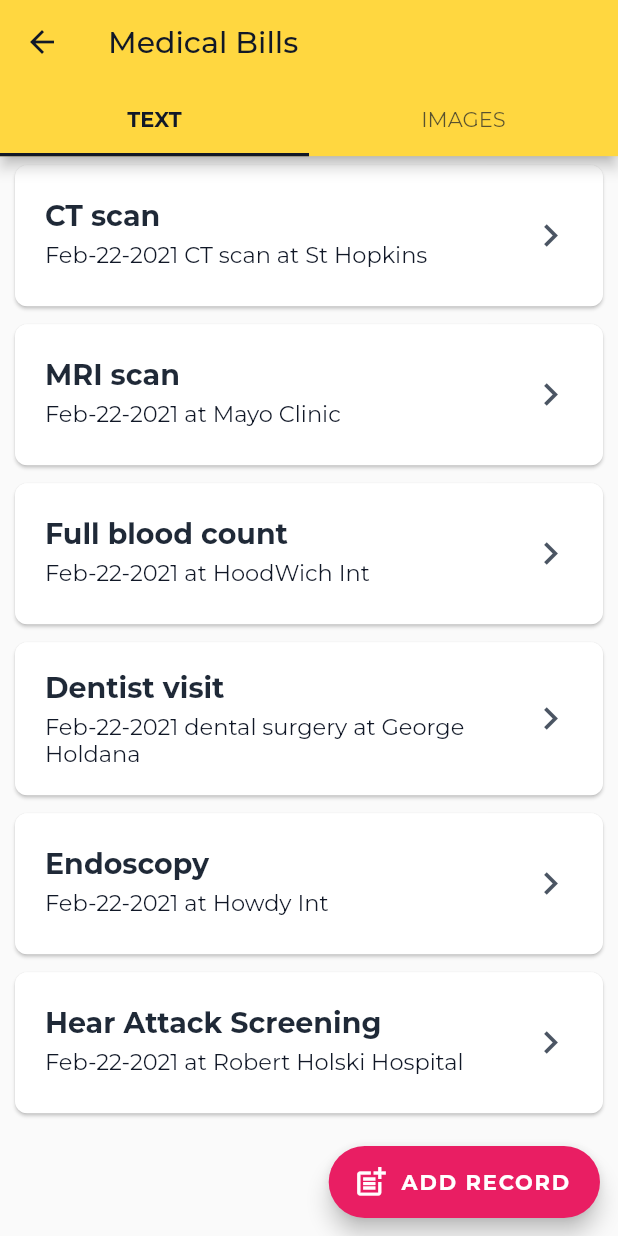
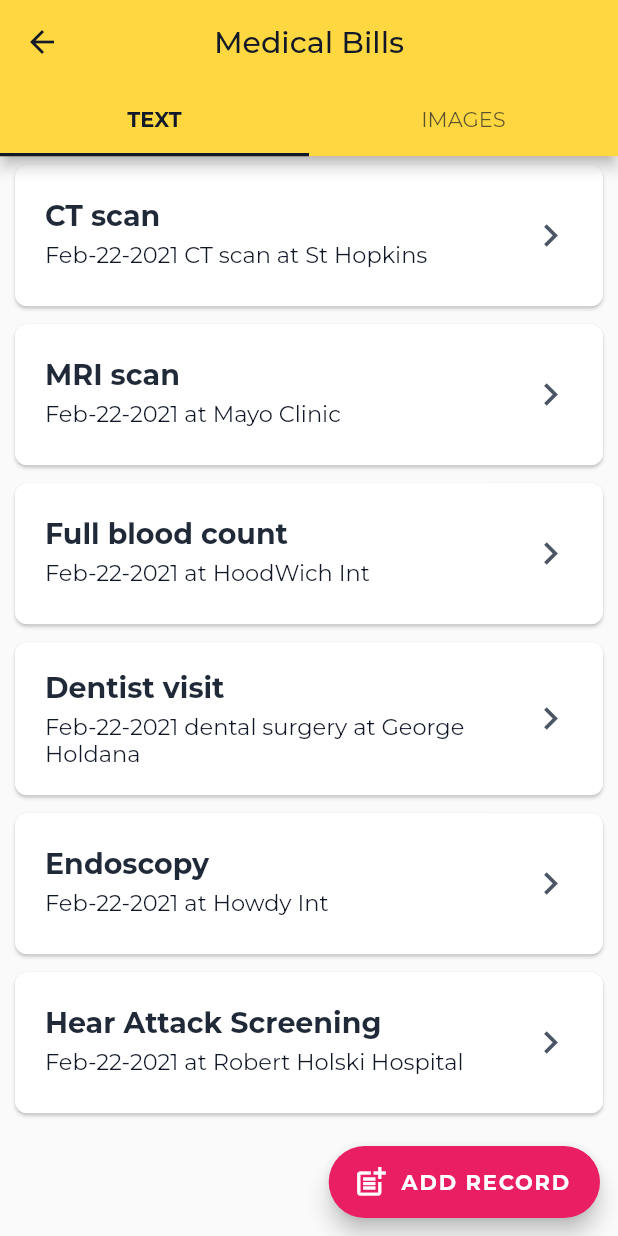
Before and after one commit to gilbertmpanga12/medical-clutter-app, a Flutter app: the screen it shows after launch, after a tap on "Medical bills", on a phone screen of 412 x 824 dp. Run offline on Flutter 3.47's test engine with Material 2 defaults, Android fonts, the phone set to English and light mode, and no system bars; our stand-ins replace google_fonts; missing offline and left inert: bottom_animation; network calls fail.

Commit message:
UPDATE: completed all layouts for medical_bills, screenings and medical_notes

```diff
--- a/lib/models/models.dart
+++ b/lib/models/models.dart
@@ -5,8 +5,10 @@ class ServicesActions {
   String subtitle;
   Widget icon;
   String route;
+  String operationType;
 
-  ServicesActions(this.title, this.subtitle, this.icon, this.route);
+  ServicesActions(
+      this.title, this.subtitle, this.icon, this.route, this.operationType);
 }
 
 class MedicalText {
@@ -15,3 +17,10 @@ class MedicalText {
   String date;
   MedicalText(this.title, this.description, this.date);
 }
+
+class OperationType {
+  String operationType;
+  OperationType(this.operationType);
+}
+
+// Opertions => history | medical_bills | screenings | medical_summaries
--- a/lib/screens/dashboard_screen.dart
+++ b/lib/screens/dashboard_screen.dart
@@ -13,12 +13,16 @@ class _DashboardScreenState extends State<DashboardScreen> {
   Widget build(BuildContext context) {
     const _defaultTextColor = Color(0xff1F2937);
     List<ServicesActions> _cardActions = [
-      ServicesActions("Medical bills", "Allows you to keep track of receipts.",
-          Icon(Icons.monetization_on_rounded), '/medical-bills'),
+      ServicesActions(
+          "Medical bills",
+          "Allows you to keep track of receipts.",
+          Icon(Icons.monetization_on_rounded),
+          '/medical-bills',
+          "medical_bills"),
       ServicesActions("Screenings", "Store tabular data, medical images.",
-          Icon(Icons.biotech), "/screenings"),
+          Icon(Icons.biotech), "/screenings", "screenings"),
       ServicesActions("Doctors notes & summaries", "Store screening summaries.",
-          Icon(Icons.notes_sharp), "/doctors-notes"),
+          Icon(Icons.notes_sharp), "/medical-bills", "medical_summaries"),
     ];
 
     Widget _listServiceActions() {
@@ -48,7 +52,9 @@ class _DashboardScreenState extends State<DashboardScreen> {
                       ),
                     ),
                   ),
-                  onTap: () => Navigator.pushNamed(context, item.route),
+                  onTap: () async => await Navigator.pushNamed(
+                      context, item.route,
+                      arguments: OperationType(item.operationType)),
                 ))
             .toList(),
       );
--- a/lib/screens/medical_bills_screen.dart
+++ b/lib/screens/medical_bills_screen.dart
@@ -2,7 +2,7 @@ import 'package:clutter/screens/text_screen.dart';
 import 'package:flutter/cupertino.dart';
 import 'package:flutter/material.dart';
 import 'package:google_fonts/google_fonts.dart';
-
+import 'package:clutter/models/models.dart';
 import 'images_screen.dart';
 
 class MedicalBillsScreens extends StatefulWidget {
@@ -15,15 +15,28 @@ class _MedicalBillsScreensState extends State<MedicalBillsScreens> {
     Tab(text: 'TEXT'),
     Tab(text: 'IMAGES'),
   ];
-  final List features = [TextScreen(), MedicalImagesScreen()];
   //var _defaultTextColor = Color(0xff374151);
   var _indicatorColor = Color(0xff111827);
   @override
   Widget build(BuildContext context) {
+    final operation =
+        ModalRoute.of(context)!.settings.arguments as OperationType;
+    final List features = [
+      TextScreen(
+        operationType: operation.operationType,
+      ),
+      MedicalImagesScreen(operationType: operation.operationType)
+    ];
+
+    String appBarTitle() => operation.operationType == "medical_bills"
+        ? "Medical Bills"
+        : "Doctor\'s notes & summaries";
+
     return DefaultTabController(
       child: Scaffold(
           appBar: AppBar(
               iconTheme: IconThemeData(color: _indicatorColor),
+              centerTitle: true,
               bottom: TabBar(
                 tabs: tabs,
                 indicatorColor: _indicatorColor,
@@ -34,7 +47,7 @@ class _MedicalBillsScreensState extends State<MedicalBillsScreens> {
                     GoogleFonts.montserrat(fontWeight: FontWeight.w400),
               ),
               title: Text(
-                'Medical Bills',
+                appBarTitle(),
                 style: GoogleFonts.montserrat(
                   textStyle: TextStyle(
                       color: _indicatorColor, fontWeight: FontWeight.w500),
--- a/lib/screens/text_screen.dart
+++ b/lib/screens/text_screen.dart
@@ -4,6 +4,8 @@ import 'package:flutter/material.dart';
 import 'package:google_fonts/google_fonts.dart';
 
 class TextScreen extends StatefulWidget {
+  final String operationType;
+  const TextScreen({Key? key, required this.operationType}) : super(key: key);
   @override
   _TextScreenState createState() => _TextScreenState();
 }
@@ -12,6 +14,7 @@ class _TextScreenState extends State<TextScreen> {
   var _defaultTextColor = Color(0xff1F2937);
   var _indicatorColor = Color(0xff111827);
   late List<MedicalText> medicalTextDocuments;
+  late String searchQuery;
   List<MedicalText> getMedicalTextDocuments() {
     return [
       MedicalText("CT scan", "Feb-22-2021 CT scan at St Hopkins", "2030-11-11"),
@@ -29,6 +32,7 @@ class _TextScreenState extends State<TextScreen> {
   @override
   void initState() {
     medicalTextDocuments = getMedicalTextDocuments();
+    //toggle between operations
     super.initState();
   }
 
```
Also changed, not shown: lib/screens/images_screen.dart (+11 -1 lines), lib/screens/screenings.dart (+20 -5 lines).
